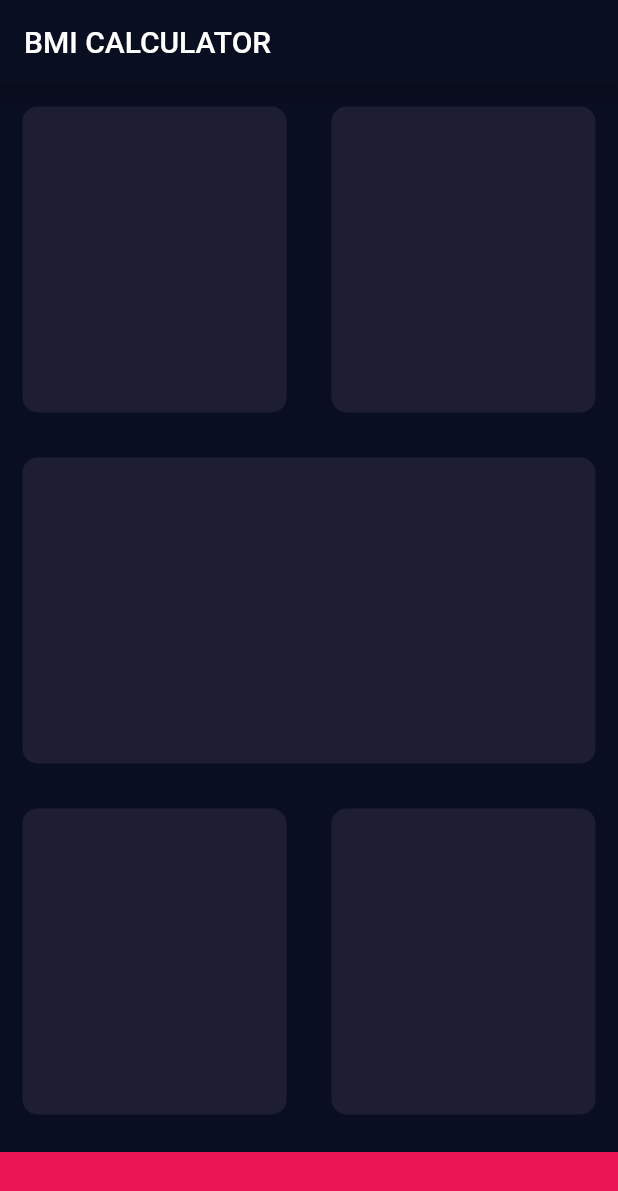
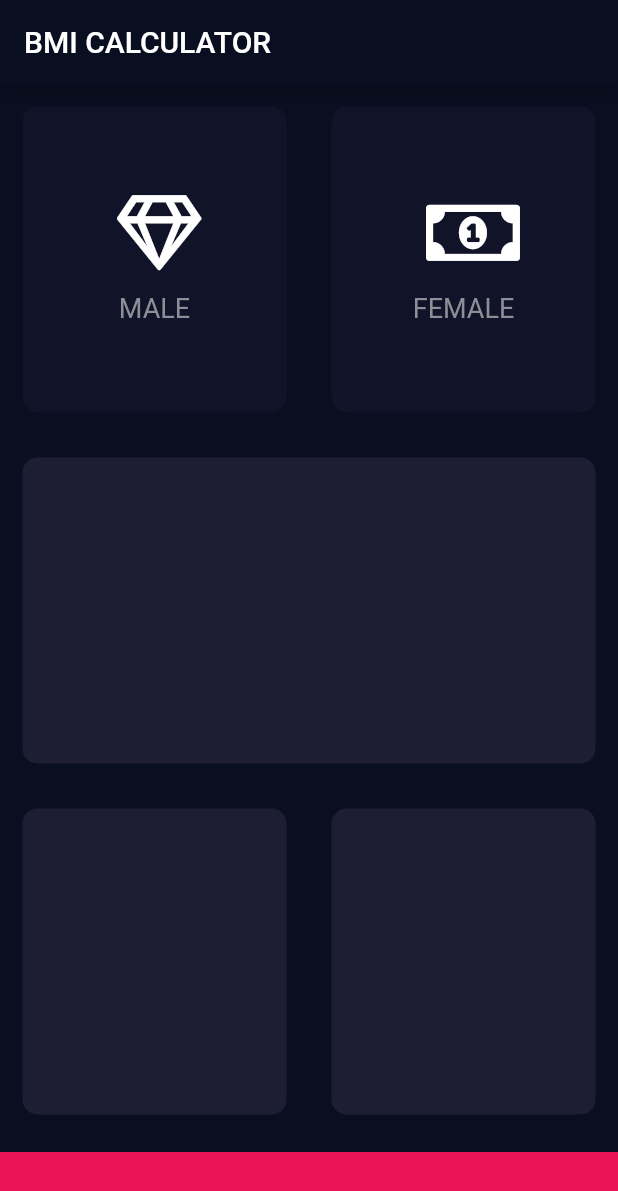
Before and after one commit to mntm/flutter-course, a Flutter app: the screen it shows after launch, on a phone screen of 412 x 824 dp. Shown: the top 1191 px of the screen. Run offline on Flutter 3.47's test engine with Material 2 defaults, Android fonts, the phone set to English and light mode, and no system bars.

Commit message:
Demo for Enum: Change card's color onTap (GestureDetector)

```diff
--- a/lib/input_page.dart
+++ b/lib/input_page.dart
@@ -1,8 +1,19 @@
 import "package:flutter/material.dart";
+
 import "reusable_card.dart";
+import "fa_icons.dart";
+import "icon_content.dart";
 
 const double bottomBarHeight = 56.0;
 const Color defaultBottomBarColor = Color(0xffeb1555);
+
+const Color inactiveCardColor = Color(0xff111328);
+const Color activeCardColor = Color(0xff1d1e33);
+
+enum Gender {
+  MALE,
+  FEMALE
+}
 
 class InputPage extends StatefulWidget {
   @override
@@ -10,6 +21,29 @@ class InputPage extends StatefulWidget {
 }
 
 class _InputPageState extends State<InputPage> {
+  Color _maleCardColor = inactiveCardColor;
+  Color _femaleCardColor = inactiveCardColor;
+
+  // change the color of the card. 1: male, 2: female
+  void updateColor(Gender gender) {
+    if (gender == Gender.MALE) {
+      if (_maleCardColor == inactiveCardColor) {
+        _maleCardColor = activeCardColor;
+        _femaleCardColor = inactiveCardColor;
+      } else {
+        _maleCardColor = inactiveCardColor;
+      }
+    }
+    if (gender == Gender.FEMALE) {
+      if (_femaleCardColor == inactiveCardColor) {
+        _femaleCardColor = activeCardColor;
+        _maleCardColor = inactiveCardColor;
+      } else {
+        _femaleCardColor = inactiveCardColor;
+      }
+    }
+  }
+
   @override
   Widget build(BuildContext context) {
     return Scaffold(
@@ -22,10 +56,32 @@ class _InputPageState extends State<InputPage> {
             child: Row(
               children: <Widget>[
                 Expanded(
-                      child: ReusableCard(),
+                  child: GestureDetector(
+                    onTap: (){
+                      setState((){
+                        updateColor(Gender.MALE);
+                      });
+                    },
+                    child: ReusableCard(
+                      color: _maleCardColor,
+                      child: IconContent(
+                          icon: FontAwesomeIcons.diamond, text: 'MALE'),
+                    ),
+                  ),
                 ),
                 Expanded(
-                      child: ReusableCard(),
+                  child: GestureDetector(
+                    onTap: (){
+                      setState((){
+                        updateColor(Gender.FEMALE);
+                      });
+                    },
+                    child: ReusableCard(
+                      color: _femaleCardColor,
+                      child: IconContent(
+                          icon: FontAwesomeIcons.dollar, text: 'FEMALE'),
+                    ),
+                  ),
                 )
               ],
             ),
```
Lines whose indentation alone changed are shown as unchanged.
